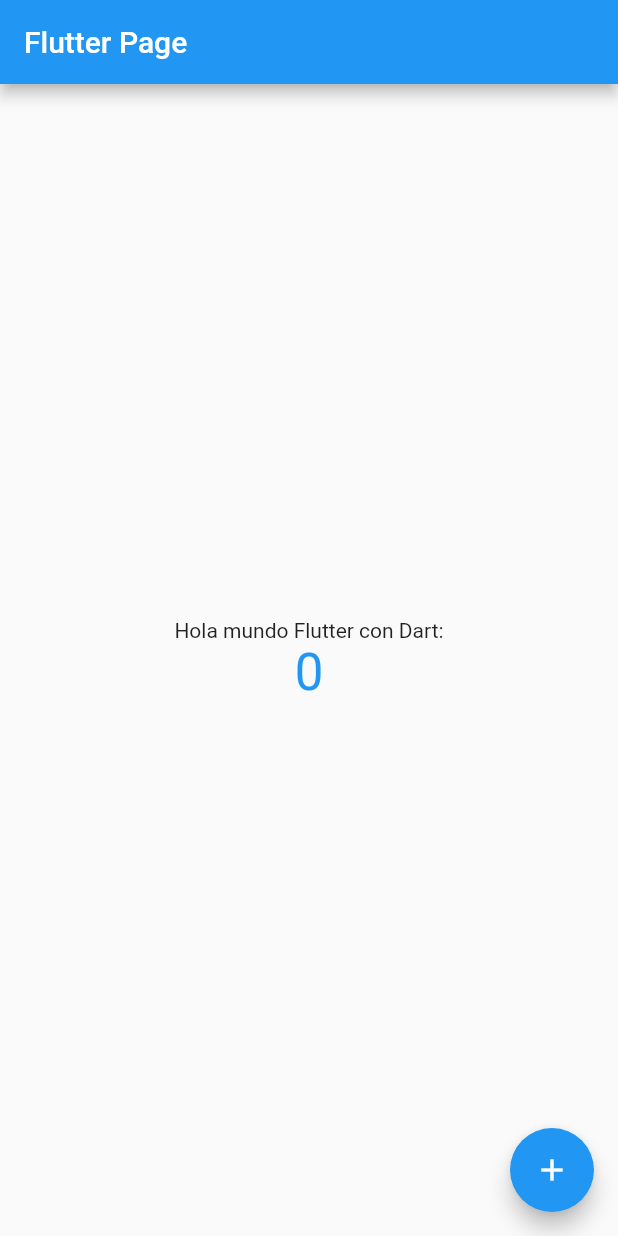
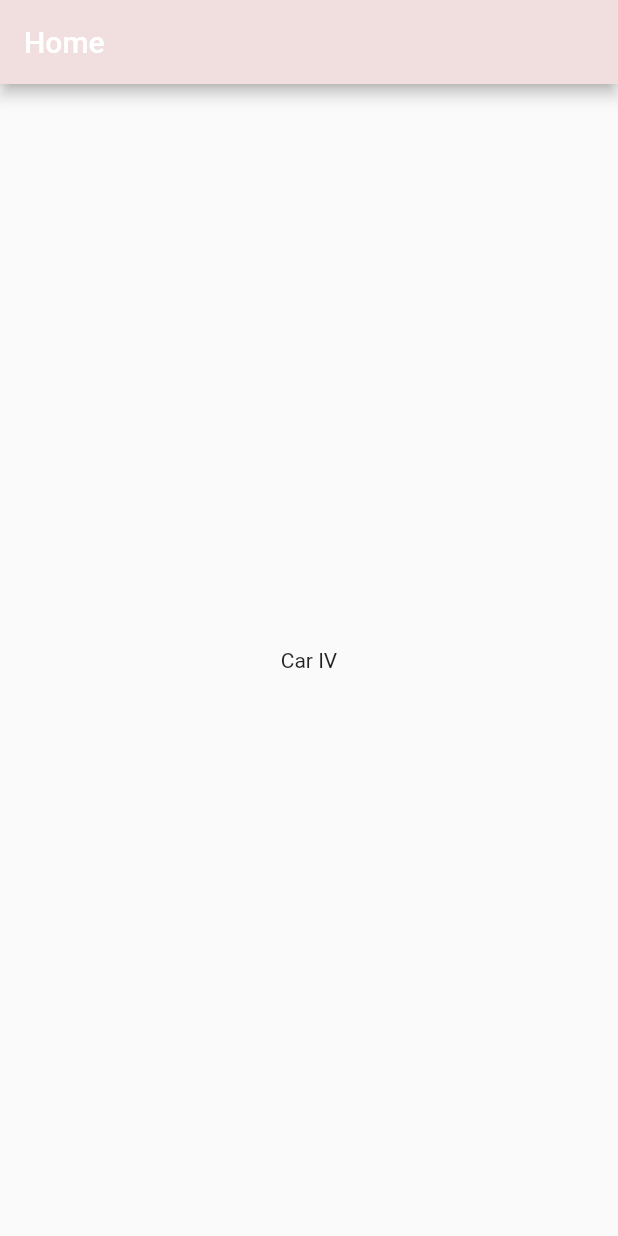
Before and after one commit to JCVelaides/flutter, a Flutter app: the screen it shows after launch, on a phone screen of 412 x 824 dp. Run offline on Flutter 3.47's test engine with Material 2 defaults, Android fonts, the phone set to English and light mode, and no system bars.

Commit message:
main personalizado y modulacion de codigo

```diff
--- a/lib/main.dart
+++ b/lib/main.dart
@@ -1,118 +1,14 @@
 import 'package:flutter/material.dart';
+import 'package:flutter_application_1/view/home_view.dart';
 
+// import 'package:flutter_application_1/main.dart';
 void main() {
-  runApp(const MyApp());
+  runApp(MyApp());
 }
 
 class MyApp extends StatelessWidget {
-  const MyApp({Key? key}) : super(key: key);
-
-  // This widget is the root of your application.
   @override
   Widget build(BuildContext context) {
-    return MaterialApp(
-      title: 'Flutter Demo',
-      theme: ThemeData(
-        // This is the theme of your application.
-        //
-        // Try running your application with "flutter run". You'll see the
-        // application has a blue toolbar. Then, without quitting the app, try
-        // changing the primarySwatch below to Colors.green and then invoke
-        // "hot reload" (press "r" in the console where you ran "flutter run",
-        // or simply save your changes to "hot reload" in a Flutter IDE).
-        // Notice that the counter didn't reset back to zero; the application
-        // is not restarted.
-        primarySwatch: Colors.blue,
-      ),
-      home: const MyHomePage(title: 'Flutter Page'),
-    );
+    return const MaterialApp(debugShowCheckedModeBanner: false, home: Home());
   }
 }
-
-class MyHomePage extends StatefulWidget {
-  const MyHomePage({Key? key, required this.title}) : super(key: key);
-
-  // This widget is the home page of your application. It is stateful, meaning
-  // that it has a State object (defined below) that contains fields that affect
-  // how it looks.
-
-  // This class is the configuration for the state. It holds the values (in this
-  // case the title) provided by the parent (in this case the App widget) and
-  // used by the build method of the State. Fields in a Widget subclass are
-  // always marked "final".
-
-  final String title;
-
-  @override
-  State<MyHomePage> createState() => _MyHomePageState();
-}
-
-class _MyHomePageState extends State<MyHomePage> {
-  int _counter = 0;
-
-  void _incrementCounter() {
-    setState(() {
-      // This call to setState tells the Flutter framework that something has
-      // changed in this State, which causes it to rerun the build method below
-      // so that the display can reflect the updated values. If we changed
-      // _counter without calling setState(), then the build method would not be
-      // called again, and so nothing would appear to happen.
-      _counter++;
-    });
-  }
-
-  @override
-  Widget build(BuildContext context) {
-    // This method is rerun every time setState is called, for instance as done
-    // by the _incrementCounter method above.
-    //
-    // The Flutter framework has been optimized to make rerunning build methods
-    // fast, so that you can just rebuild anything that needs updating rather
-    // than having to individually change instances of widgets.
-    return Scaffold(
-      appBar: AppBar(
-        // Here we take the value from the MyHomePage object that was created by
-        // the App.build method, and use it to set our appbar title.
-        title: Text(widget.title),
-      ),
-      body: Center(
-        // Center is a layout widget. It takes a single child and positions it
-        // in the middle of the parent.
-        child: Column(
-          // Column is also a layout widget. It takes a list of children and
-          // arranges them vertically. By default, it sizes itself to fit its
-          // children horizontally, and tries to be as tall as its parent.
-          //
-          // Invoke "debug painting" (press "p" in the console, choose the
-          // "Toggle Debug Paint" action from the Flutter Inspector in Android
-          // Studio, or the "Toggle Debug Paint" command in Visual Studio Code)
-          // to see the wireframe for each widget.
-          //
-          // Column has various properties to control how it sizes itself and
-          // how it positions its children. Here we use mainAxisAlignment to
-          // center the children vertically; the main axis here is the vertical
-          // axis because Columns are vertical (the cross axis would be
-          // horizontal).
-          mainAxisAlignment: MainAxisAlignment.center,
-          children: <Widget>[
-            const Text(
-              'Hola mundo Flutter con Dart:',
-            ),
-            Text(
-              '$_counter',
-              style: Theme.of(context)
-                  .textTheme
-                  .headline4
-                  ?.copyWith(color: Colors.blue),
-            ),
-          ],
-        ),
-      ),
-      floatingActionButton: FloatingActionButton(
-        onPressed: _incrementCounter,
-        tooltip: 'Increment',
-        child: const Icon(Icons.add),
-      ), // This trailing comma makes auto-formatting nicer for build methods.
-    );
-  }
-}
--- /dev/null
+++ b/lib/view/home_view.dart
@@ -0,0 +1,18 @@
+import 'package:flutter/material.dart';
+
+class Home extends StatelessWidget {
+  const Home({Key? key}) : super(key: key);
+
+  @override
+  Widget build(BuildContext context) {
+    return Scaffold(
+      appBar: AppBar(
+        backgroundColor: const Color.fromARGB(255, 241, 222, 222),
+        title: const Text('Home'),
+      ),
+      body: const Center(
+        child: Text('Car IV'),
+      ),
+    );
+  }
+}
```
